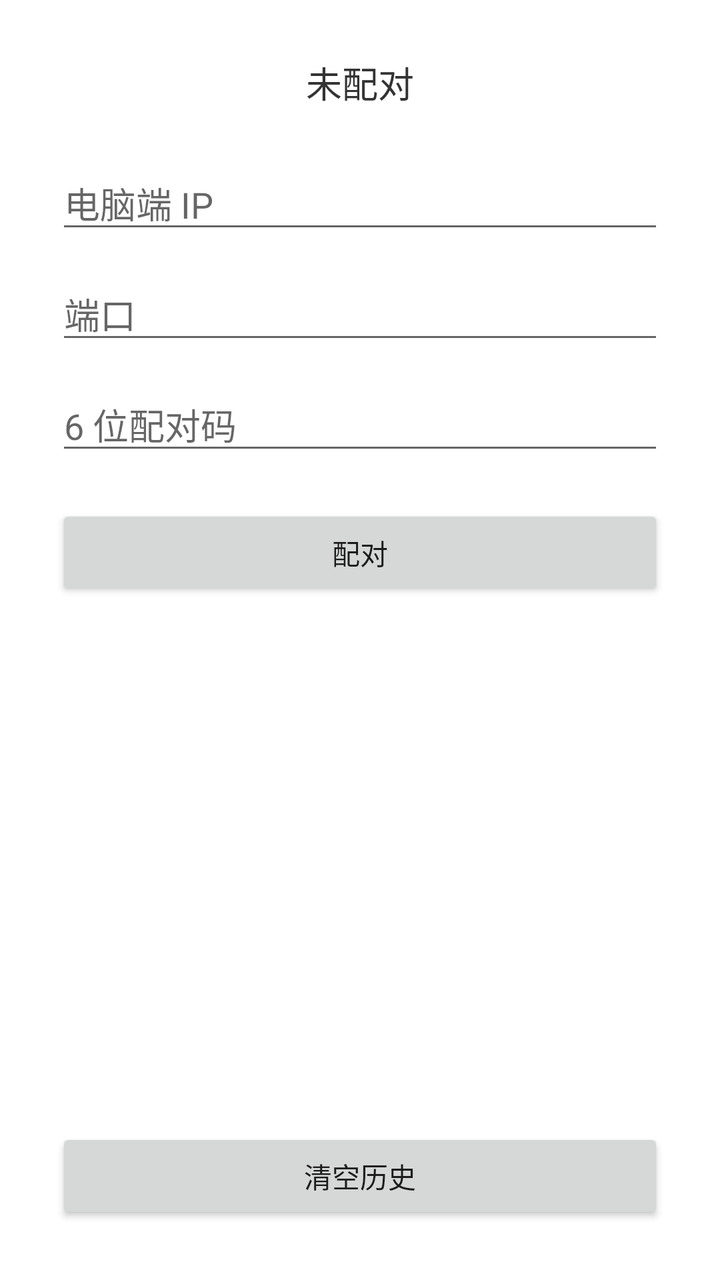
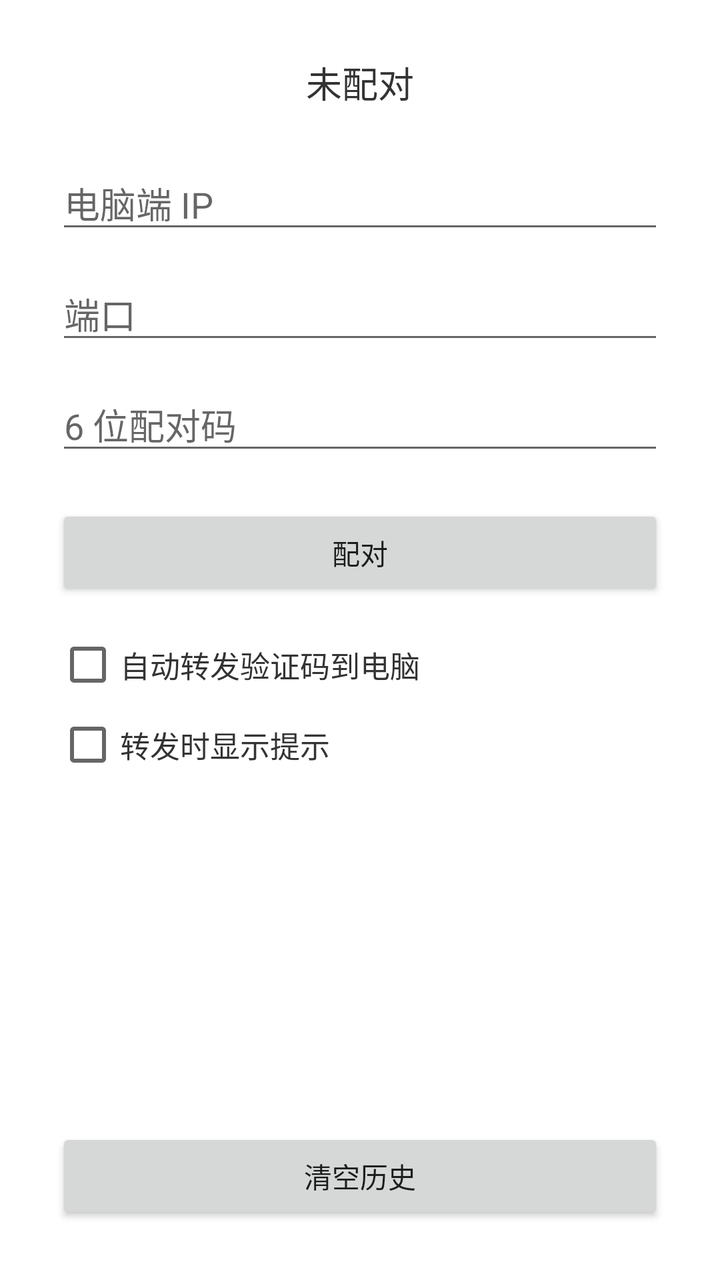

Compare the two renders of this Android layout. The source of the first and the diff that turns it into the second are given below.
<!-- AndroidManifest.xml: application theme android:Theme.Material.Light.NoActionBar -->
<!-- res/layout/activity_main.xml -->
<?xml version="1.0" encoding="utf-8"?>
<LinearLayout xmlns:android="http://schemas.android.com/apk/res/android"
    android:layout_width="match_parent"
    android:layout_height="match_parent"
    android:background="@android:color/white"
    android:gravity="center_horizontal"
    android:orientation="vertical"
    android:padding="28dp">

    <TextView
        android:id="@+id/statusText"
        android:layout_width="match_parent"
        android:layout_height="wrap_content"
        android:layout_marginBottom="24dp"
        android:gravity="center"
        android:text="未配对"
        android:textColor="#333333"
        android:textSize="18sp" />

    <EditText
        android:id="@+id/hostInput"
        android:layout_width="match_parent"
        android:layout_height="wrap_content"
        android:layout_marginBottom="12dp"
        android:hint="电脑端 IP"
        android:inputType="text"
        android:singleLine="true" />

    <EditText
        android:id="@+id/portInput"
        android:layout_width="match_parent"
        android:layout_height="wrap_content"
        android:layout_marginBottom="12dp"
        android:hint="端口"
        android:inputType="number"
        android:singleLine="true" />

    <EditText
        android:id="@+id/codeInput"
        android:layout_width="match_parent"
        android:layout_height="wrap_content"
        android:layout_marginBottom="20dp"
        android:hint="6 位配对码"
        android:inputType="number"
        android:maxLength="6"
        android:singleLine="true" />

    <Button
        android:id="@+id/pairButton"
        android:layout_width="match_parent"
        android:layout_height="wrap_content"
        android:text="配对" />

    <Button
        android:id="@+id/unbindButton"
        android:layout_width="match_parent"
        android:layout_height="wrap_content"
        android:layout_marginTop="8dp"
        android:text="断开配对"
        android:visibility="gone" />

    <ListView
        android:id="@+id/historyList"
        android:layout_width="match_parent"
        android:layout_height="0dp"
        android:layout_marginTop="16dp"
        android:layout_weight="1" />

    <Button
        android:id="@+id/clearHistoryButton"
        android:layout_width="match_parent"
        android:layout_height="wrap_content"
        android:layout_marginTop="8dp"
        android:text="清空历史" />

</LinearLayout>
<!-- resources referenced by this layout -->
<resources>

</resources>

<!-- the commit's change to res/layout/activity_main.xml (unified diff, before → after) -->
@@ -59,6 +59,24 @@
         android:text="断开配对"
         android:visibility="gone" />
 
+    <CheckBox
+        android:id="@+id/autoForwardCheckbox"
+        android:layout_width="match_parent"
+        android:layout_height="wrap_content"
+        android:layout_marginTop="16dp"
+        android:text="自动转发验证码到电脑"
+        android:textColor="#333333"
+        android:textSize="15sp" />
+
+    <CheckBox
+        android:id="@+id/notifyCheckbox"
+        android:layout_width="match_parent"
+        android:layout_height="wrap_content"
+        android:layout_marginTop="8dp"
+        android:text="转发时显示提示"
+        android:textColor="#333333"
+        android:textSize="15sp" />
+
     <ListView
         android:id="@+id/historyList"
         android:layout_width="match_parent"
